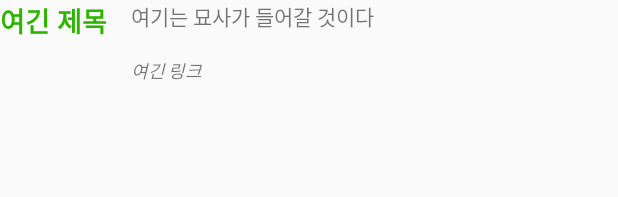
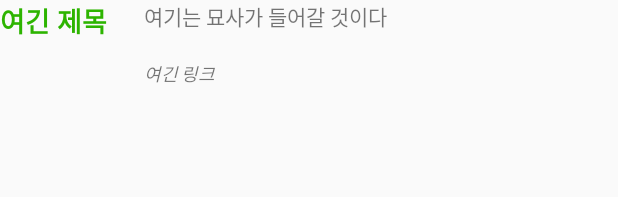
Before and after one commit to EuneeChung/NaverKIn_Kotlin, an Android app: the layout rv_question_list.xml on its own in the app's theme, with its tools: preview values and no code run, on a phone screen of 412 x 824 dp. Shown: the top 197 px of the screen. Run offline under Robolectric (Android 15) with nearby library versions, the phone set to English and light mode, and no system bars.

```diff
--- a/app/build.gradle
+++ b/app/build.gradle
@@ -6,11 +6,11 @@ apply plugin: 'kotlin-android-extensions'
 
 android {
     compileSdkVersion 29
-    buildToolsVersion "29.0.2"
+    buildToolsVersion '29.0.2'
     defaultConfig {
         applicationId "com.example.naverkin"
         minSdkVersion 15
-        targetSdkVersion 29
+        targetSdkVersion 27
         versionCode 1
         versionName "1.0"
         testInstrumentationRunner "androidx.test.runner.AndroidJUnitRunner"
--- a/app/src/main/AndroidManifest.xml
+++ b/app/src/main/AndroidManifest.xml
@@ -11,8 +11,8 @@
         android:icon="@mipmap/ic_launcher"
         android:label="@string/app_name"
         android:roundIcon="@mipmap/ic_launcher_round"
+        android:networkSecurityConfig="@xml/network_security_config"
         android:supportsRtl="true"
-        android:networkSecurityConfig="@xml/network_security_config"
         android:theme="@style/AppTheme">
         <activity android:name=".ui.questionList.QuestionActivity">
             <intent-filter>
@@ -20,7 +20,7 @@
                 <category android:name="android.intent.category.LAUNCHER" />
             </intent-filter>
         </activity>
-        <activity android:name=".MainActivity">
+        <activity android:name=".WebActivity">
             <intent-filter>
                 <action android:name="android.intent.action.MAIN" />
 
--- a/app/src/main/java/com/example/naverkin/network/RequestURL.kt
+++ b/app/src/main/java/com/example/naverkin/network/RequestURL.kt
@@ -4,11 +4,13 @@ import retrofit2.Retrofit
 import retrofit2.converter.gson.GsonConverterFactory
 
 object RequestURL {
+
     private const val BASE_URL="https://openapi.naver.com"
 
     private val retrofit: Retrofit = Retrofit.Builder()
         .baseUrl(BASE_URL)
         .addConverterFactory(GsonConverterFactory.create())
         .build()
-    val service :RequestInterface = retrofit.create(RequestInterface::class.java)
+    val service : RequestInterface = retrofit.create(
+        RequestInterface::class.java)
 }
--- a/app/src/main/res/layout/activity_question.xml
+++ b/app/src/main/res/layout/activity_question.xml
@@ -33,7 +33,7 @@
         app:srcCompat="@drawable/magnification" />
 
     <androidx.recyclerview.widget.RecyclerView
-        android:id="@+id/rv_question_list"
+        android:id="@+id/rv_question"
         android:layout_width="0dp"
         android:layout_height="0dp"
         android:layout_marginStart="24dp"
--- a/app/src/main/res/layout/rv_question_list.xml
+++ b/app/src/main/res/layout/rv_question_list.xml
@@ -1,15 +1,16 @@
 <?xml version="1.0" encoding="utf-8"?>
-<androidx.constraintlayout.widget.ConstraintLayout
-    xmlns:android="http://schemas.android.com/apk/res/android"
+<androidx.constraintlayout.widget.ConstraintLayout xmlns:android="http://schemas.android.com/apk/res/android"
     xmlns:app="http://schemas.android.com/apk/res-auto"
     xmlns:tools="http://schemas.android.com/tools"
     android:layout_width="match_parent"
-    android:layout_height="match_parent">
+    android:layout_height="120dp">
 
     <TextView
         android:id="@+id/txt_question_title"
-        android:layout_width="wrap_content"
-        android:layout_height="0dp"
+        android:layout_width="80dp"
+        android:layout_height="80dp"
+        android:layout_marginTop="20dp"
+        android:layout_marginBottom="10dp"
         android:text="여긴 제목"
         android:textColor="#2db400"
         android:textSize="18sp"
@@ -21,7 +22,7 @@
     <TextView
         android:id="@+id/txt_question_des"
         android:layout_width="0dp"
-        android:layout_height="38dp"
+        android:layout_height="40dp"
         android:layout_marginStart="16dp"
         android:layout_marginLeft="16dp"
         android:text="여기는 묘사가 들어갈 것이다"
@@ -32,7 +33,7 @@
     <TextView
         android:id="@+id/btn_question_link"
         android:layout_width="0dp"
-        android:layout_height="wrap_content"
+        android:layout_height="30dp"
         android:layout_marginStart="16dp"
         android:layout_marginLeft="16dp"
         android:text="여긴 링크"
```
Also changed, not shown: app/src/main/java/com/example/naverkin/data/QuestionListResponse.kt (added, +14 -0 lines), app/src/main/java/com/example/naverkin/data/RvQuestionListResponse.kt (deleted, +0 -7 lines), app/src/main/java/com/example/naverkin/network/RequestInterface.kt (+7 -6 lines), app/src/main/java/com/example/naverkin/ui/questionList/QuestionActivity.kt (+31 -29 lines), app/src/main/java/com/example/naverkin/ui/questionList/QuestionListAdapter.kt (+5 -8 lines).
